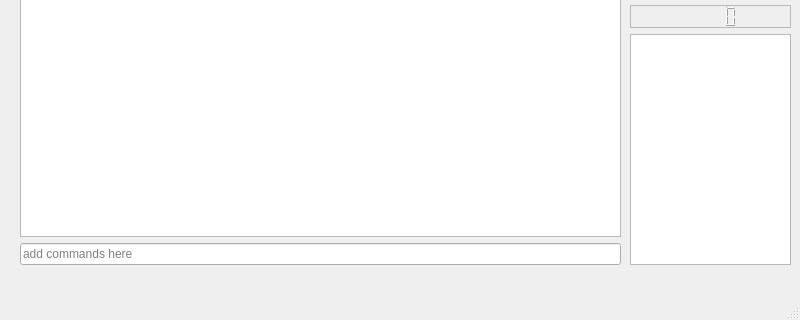
alken01/MP22-Team-c9-FA, file mainwindow.ui: the form before one commit; both pictures show x 0 to 800 and y 236 to 556 of the 800 by 556 pixel window.
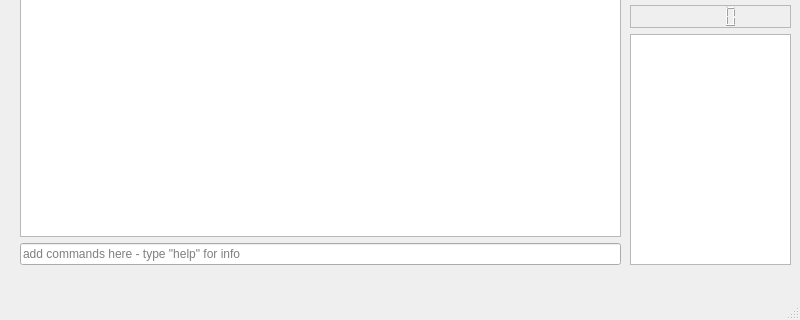
The form after the commit.

Commit message: cleaned up main + added fight animation and bugfixes mapchanger + extra terminal info

The edit to the form file:
```diff
--- a/mainwindow.ui
+++ b/mainwindow.ui
@@ -427,7 +427,7 @@
         <enum>Qt::WheelFocus</enum>
        </property>
        <property name="placeholderText">
-        <string>add commands here</string>
+        <string>add commands here - type &quot;help&quot; for info</string>
        </property>
       </widget>
      </item>
```
The commit also changes 7 other files.
